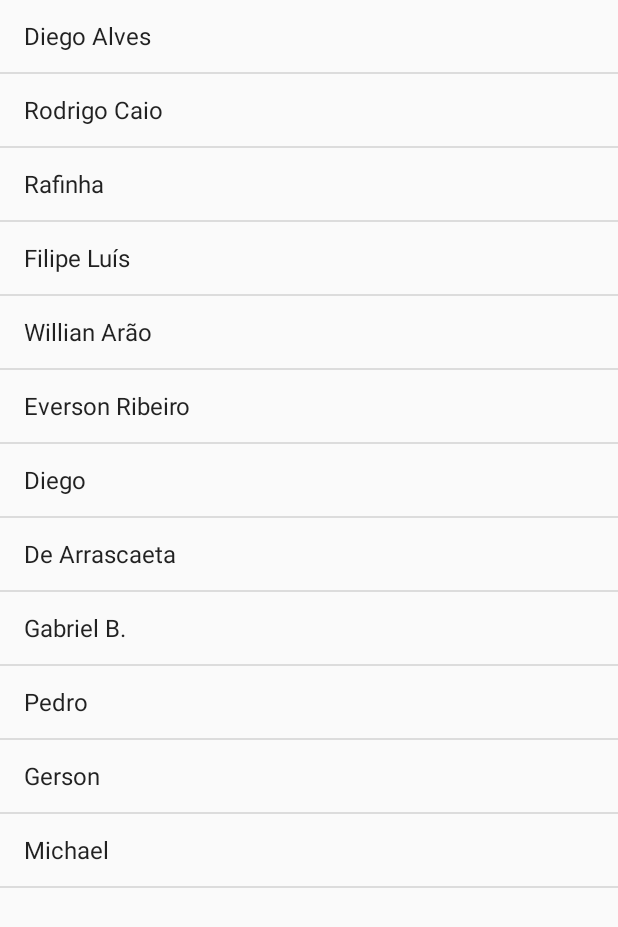
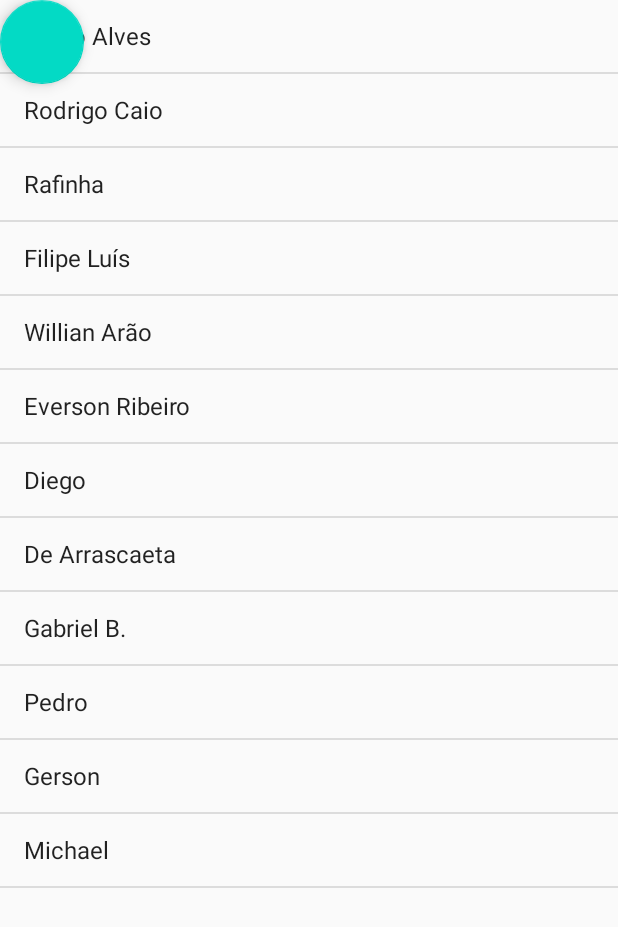
Before and after one commit to AysllaGomes/agenda, an Android app: the screen it shows after launch (MainActivity), on a phone screen of 412 x 824 dp. Shown: the top 927 px of the screen. Run offline under Robolectric (Android 15) with nearby library versions, the phone set to English and light mode, and no system bars.

Commit message:
Construção de layout, utilizando ReativeLayout

```diff
--- a/app/build.gradle
+++ b/app/build.gradle
@@ -12,6 +12,7 @@ android {
         versionName "1.0"
 
         testInstrumentationRunner "androidx.test.runner.AndroidJUnitRunner"
+        vectorDrawables.useSupportLibrary = true
     }
 
     buildTypes {
@@ -30,4 +31,5 @@ dependencies {
     testImplementation 'junit:junit:4.12'
     androidTestImplementation 'androidx.test.ext:junit:1.1.1'
     androidTestImplementation 'androidx.test.espresso:espresso-core:3.2.0'
+    implementation 'com.google.android.material:material:1.0.0'
 }
--- a/app/src/main/res/layout/activity_main.xml
+++ b/app/src/main/res/layout/activity_main.xml
@@ -1,10 +1,23 @@
 <?xml version="1.0" encoding="utf-8"?>
-<LinearLayout xmlns:android="http://schemas.android.com/apk/res/android"
-    android:orientation="vertical" android:layout_width="match_parent"
-    android:layout_height="match_parent">
+<RelativeLayout xmlns:android="http://schemas.android.com/apk/res/android"
+    xmlns:app="http://schemas.android.com/apk/res-auto"
+    xmlns:tools="http://schemas.android.com/tools"
+    android:layout_width="match_parent"
+    android:layout_height="match_parent"
+    android:orientation="vertical">
 
     <ListView
         android:id="@+id/activity_main_list_de_alunos"
         android:layout_width="match_parent"
-        android:layout_height="match_parent" />
-</LinearLayout>
+        android:layout_height="match_parent">
+
+    </ListView>
+
+    <com.google.android.material.floatingactionbutton.FloatingActionButton
+        android:id="@+id/floatingActionButton1"
+        android:layout_width="wrap_content"
+        android:layout_height="wrap_content"
+        android:clickable="true"
+        tools:srcCompat="@drawable/ic_launcher_foreground" />
+
+</RelativeLayout>
```
Also changed, not shown: 1 other file.
